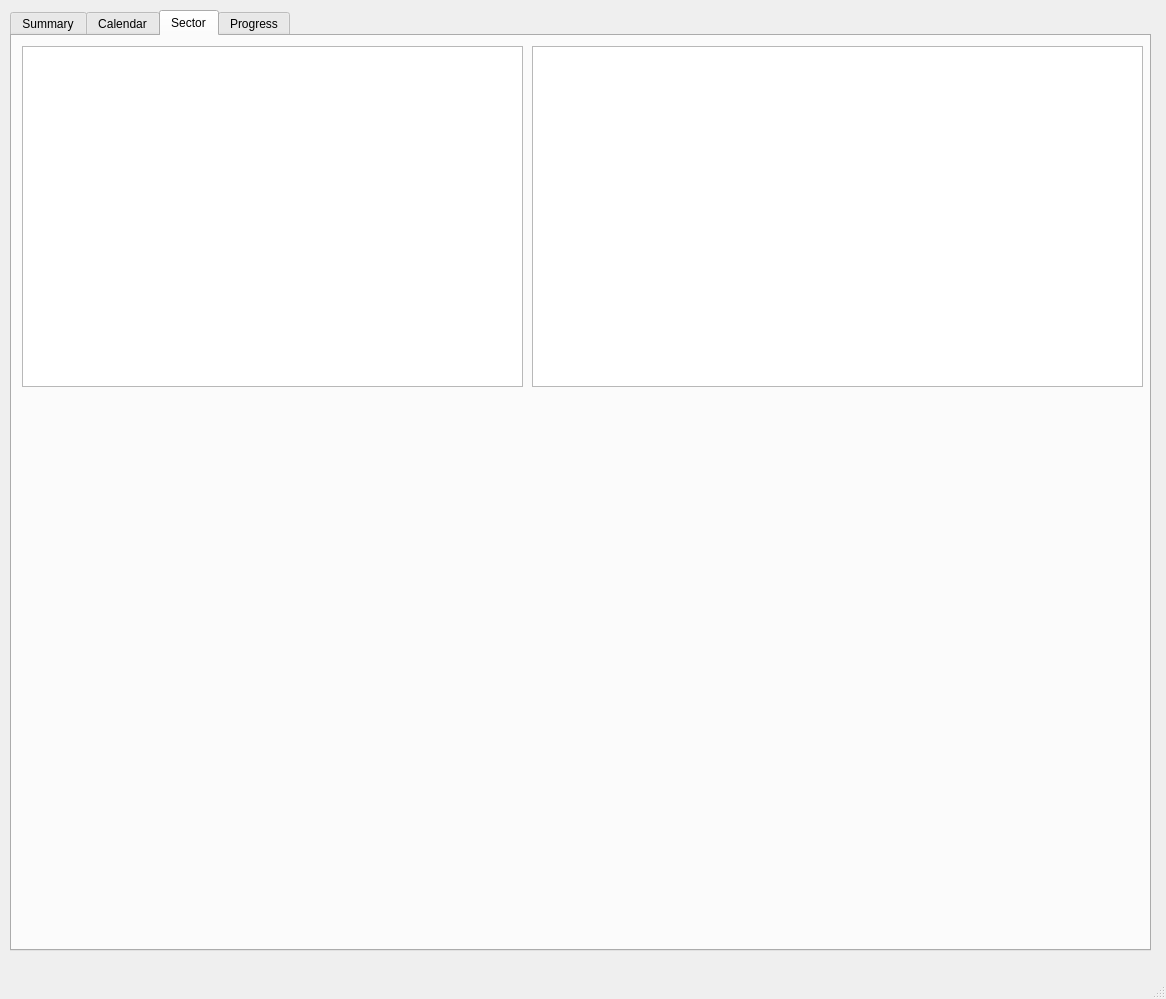
Qt form d_gui.ui (neeraavi/aidiv) before a commit.
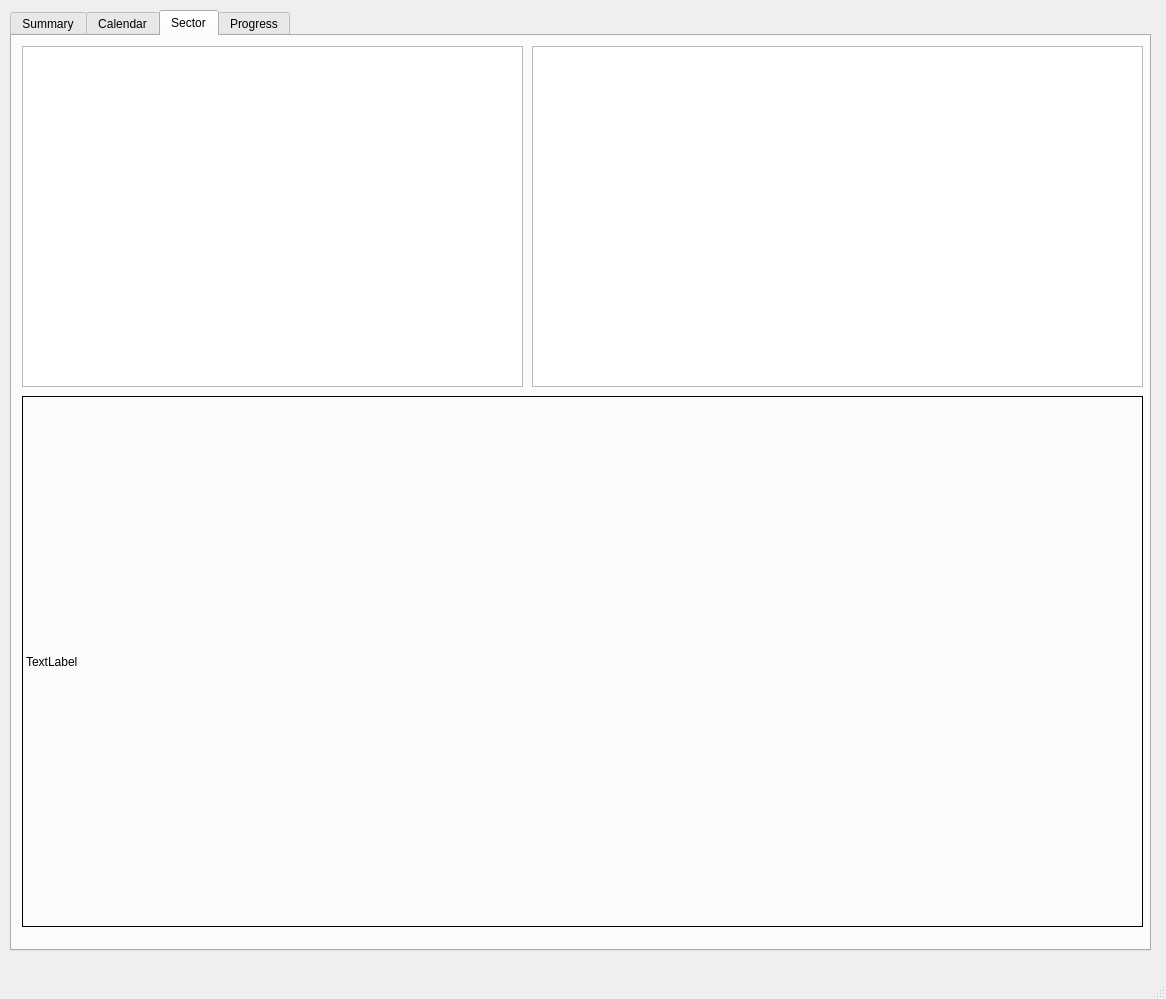
The same form after that commit. The open tabs and pages were chosen to show the change.

Commit message: sector graph added

Patch:
```diff
--- a/d_gui.ui
+++ b/d_gui.ui
@@ -330,6 +330,25 @@
        <bool>false</bool>
       </attribute>
      </widget>
+     <widget class="QLabel" name="sector_graph">
+      <property name="geometry">
+       <rect>
+        <x>10</x>
+        <y>360</y>
+        <width>1121</width>
+        <height>531</height>
+       </rect>
+      </property>
+      <property name="frameShape">
+       <enum>QFrame::Box</enum>
+      </property>
+      <property name="frameShadow">
+       <enum>QFrame::Plain</enum>
+      </property>
+      <property name="text">
+       <string>TextLabel</string>
+      </property>
+     </widget>
     </widget>
     <widget class="QWidget" name="tab_4">
      <attribute name="title">
```
The commit also changes 5 other files.
